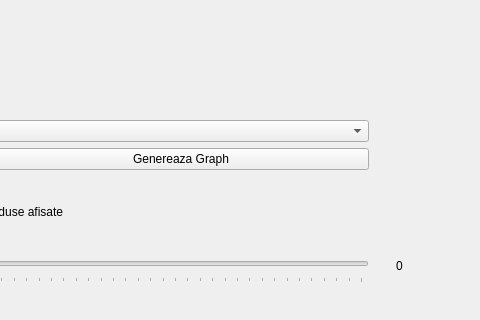
First picture: the form in views/form5.ui, repository cojocariudaniel1/StatisticProject, before the edit; both pictures show x 531 to 1011 and y 0 to 320 of the 1011 by 801 pixel window.
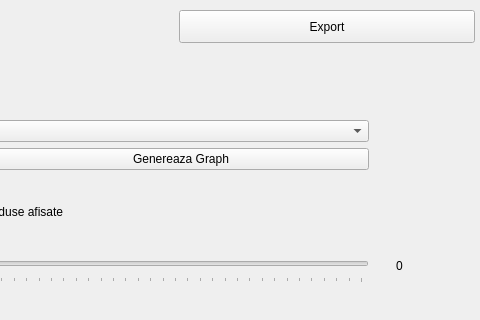
Second picture: the form after the edit.

```diff
--- a/views/form5.ui
+++ b/views/form5.ui
@@ -66,7 +66,7 @@
      <set>Qt::AlignCenter</set>
     </property>
    </widget>
-   <widget class="QWidget" name="">
+   <widget class="QWidget" name="layoutWidget">
     <property name="geometry">
      <rect>
       <x>140</x>
@@ -192,6 +192,22 @@
      </item>
     </layout>
    </widget>
+   <widget class="QPushButton" name="export_button">
+    <property name="geometry">
+     <rect>
+      <x>710</x>
+      <y>10</y>
+      <width>296</width>
+      <height>33</height>
+     </rect>
+    </property>
+    <property name="styleSheet">
+     <string notr="true">font: 14pt &quot;Nirmala UI Semilight&quot;;</string>
+    </property>
+    <property name="text">
+     <string>Export</string>
+    </property>
+   </widget>
   </widget>
  </widget>
  <resources/>
```
